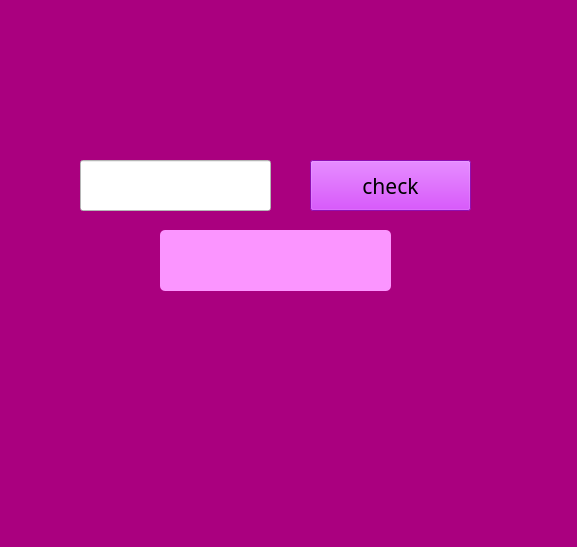
Old version of the form PyLearn7-Assignment19/guess number/mainwindow.ui in the repository MahdiAhmadiKamal/PyLearn7-GUI.
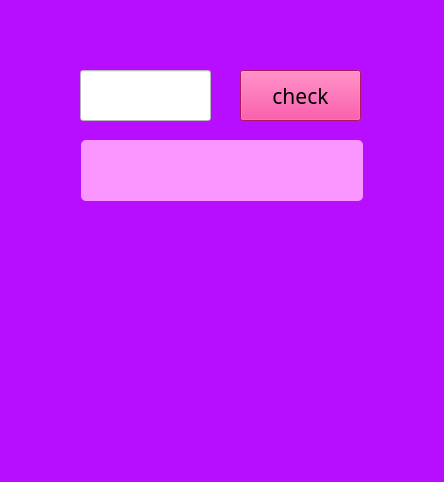
New version of the form.

Patch:
```diff
--- a/PyLearn7-Assignment19/guess number/mainwindow.ui
+++ b/PyLearn7-Assignment19/guess number/mainwindow.ui
@@ -6,26 +6,45 @@
    <rect>
     <x>0</x>
     <y>0</y>
-    <width>577</width>
-    <height>547</height>
+    <width>444</width>
+    <height>482</height>
    </rect>
   </property>
+  <property name="minimumSize">
+   <size>
+    <width>444</width>
+    <height>482</height>
+   </size>
+  </property>
+  <property name="maximumSize">
+   <size>
+    <width>444</width>
+    <height>482</height>
+   </size>
+  </property>
   <property name="windowTitle">
    <string>MainWindow</string>
   </property>
   <property name="styleSheet">
-   <string notr="true">background-color: rgb(170, 0, 127)</string>
+   <string notr="true">background-color: rgb(183, 14, 255)</string>
   </property>
   <widget class="QWidget" name="centralwidget">
    <widget class="QLineEdit" name="txtbox">
     <property name="geometry">
      <rect>
       <x>80</x>
-      <y>160</y>
-      <width>191</width>
+      <y>70</y>
+      <width>131</width>
       <height>51</height>
      </rect>
     </property>
+    <property name="font">
+     <font>
+      <family>Britannic Bold</family>
+      <pointsize>16</pointsize>
+      <bold>false</bold>
+     </font>
+    </property>
     <property name="styleSheet">
      <string notr="true">background-color: rgb(255, 255, 255)</string>
     </property>
@@ -33,9 +52,9 @@
    <widget class="QPushButton" name="btn_check">
     <property name="geometry">
      <rect>
-      <x>310</x>
-      <y>160</y>
-      <width>161</width>
+      <x>240</x>
+      <y>70</y>
+      <width>121</width>
       <height>51</height>
      </rect>
     </property>
@@ -46,18 +65,21 @@
      </font>
     </property>
     <property name="styleSheet">
-     <string notr="true">background-color: rgb(200, 19, 250)</string>
+     <string notr="true">background-color: rgb(250, 28, 136)</string>
     </property>
     <property name="text">
      <string>check</string>
     </property>
+    <property name="autoDefault">
+     <bool>false</bool>
+    </property>
    </widget>
    <widget class="QPushButton" name="result_board">
     <property name="geometry">
      <rect>
-      <x>160</x>
-      <y>230</y>
-      <width>231</width>
+      <x>81</x>
+      <y>140</y>
+      <width>282</width>
       <height>61</height>
      </rect>
     </property>
@@ -92,9 +114,9 @@
    <widget class="QPushButton" name="result_board_3">
     <property name="geometry">
      <rect>
-      <x>160</x>
-      <y>310</y>
-      <width>231</width>
+      <x>107</x>
+      <y>220</y>
+      <width>230</width>
       <height>141</height>
      </rect>
     </property>
@@ -119,8 +141,9 @@
      </font>
     </property>
     <property name="styleSheet">
-     <string notr="true">background-color:rgb(170, 0, 127);
-border-radius:5px</string>
+     <string notr="true">background-color:rgb(183, 14, 255);
+border-radius:5px
+</string>
     </property>
     <property name="text">
      <string/>
@@ -135,8 +158,8 @@
    <widget class="QPushButton" name="result_board_2">
     <property name="geometry">
      <rect>
-      <x>90</x>
-      <y>460</y>
+      <x>50</x>
+      <y>380</y>
       <width>221</width>
       <height>41</height>
      </rect>
@@ -162,8 +185,9 @@
      </font>
     </property>
     <property name="styleSheet">
-     <string notr="true">background-color:rgb(170, 0, 127);
-border-radius:5px</string>
+     <string notr="true">background-color:rgb(183, 14, 255);
+border-radius:5px
+</string>
     </property>
     <property name="text">
      <string/>
@@ -172,8 +196,8 @@
    <widget class="QPushButton" name="result_board_2_1">
     <property name="geometry">
      <rect>
-      <x>310</x>
-      <y>460</y>
+      <x>270</x>
+      <y>380</y>
       <width>50</width>
       <height>41</height>
      </rect>
@@ -199,8 +223,9 @@
      </font>
     </property>
     <property name="styleSheet">
-     <string notr="true">background-color:rgb(170, 0, 127);
-border-radius:5px</string>
+     <string notr="true">background-color:rgb(183, 14, 255);
+border-radius:5px
+</string>
     </property>
     <property name="text">
      <string/>
@@ -209,9 +234,9 @@
    <widget class="QPushButton" name="result_board_2_2">
     <property name="geometry">
      <rect>
-      <x>360</x>
-      <y>460</y>
-      <width>81</width>
+      <x>320</x>
+      <y>380</y>
+      <width>71</width>
       <height>41</height>
      </rect>
     </property>
@@ -236,8 +261,47 @@
      </font>
     </property>
     <property name="styleSheet">
-     <string notr="true">background-color:rgb(170, 0, 127);
-border-radius:5px</string>
+     <string notr="true">background-color:rgb(183, 14, 255);
+border-radius:5px
+</string>
+    </property>
+    <property name="text">
+     <string/>
+    </property>
+   </widget>
+   <widget class="QPushButton" name="board">
+    <property name="geometry">
+     <rect>
+      <x>51</x>
+      <y>10</y>
+      <width>342</width>
+      <height>51</height>
+     </rect>
+    </property>
+    <property name="sizePolicy">
+     <sizepolicy hsizetype="Minimum" vsizetype="Fixed">
+      <horstretch>0</horstretch>
+      <verstretch>0</verstretch>
+     </sizepolicy>
+    </property>
+    <property name="minimumSize">
+     <size>
+      <width>115</width>
+      <height>20</height>
+     </size>
+    </property>
+    <property name="font">
+     <font>
+      <family>Britannic Bold</family>
+      <pointsize>16</pointsize>
+      <italic>false</italic>
+      <bold>false</bold>
+     </font>
+    </property>
+    <property name="styleSheet">
+     <string notr="true">background-color:rgb(183, 14, 255);
+border-radius:5px
+</string>
     </property>
     <property name="text">
      <string/>
```
Left out of the diff: 2 changed lines with no effect on the pictures.
